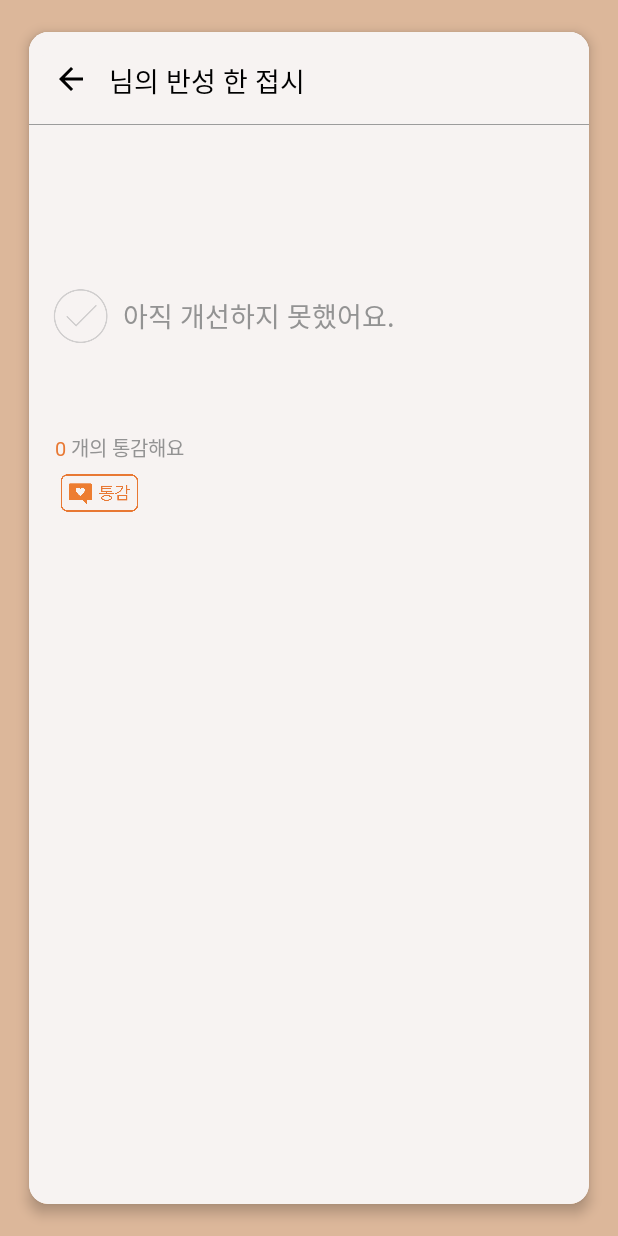
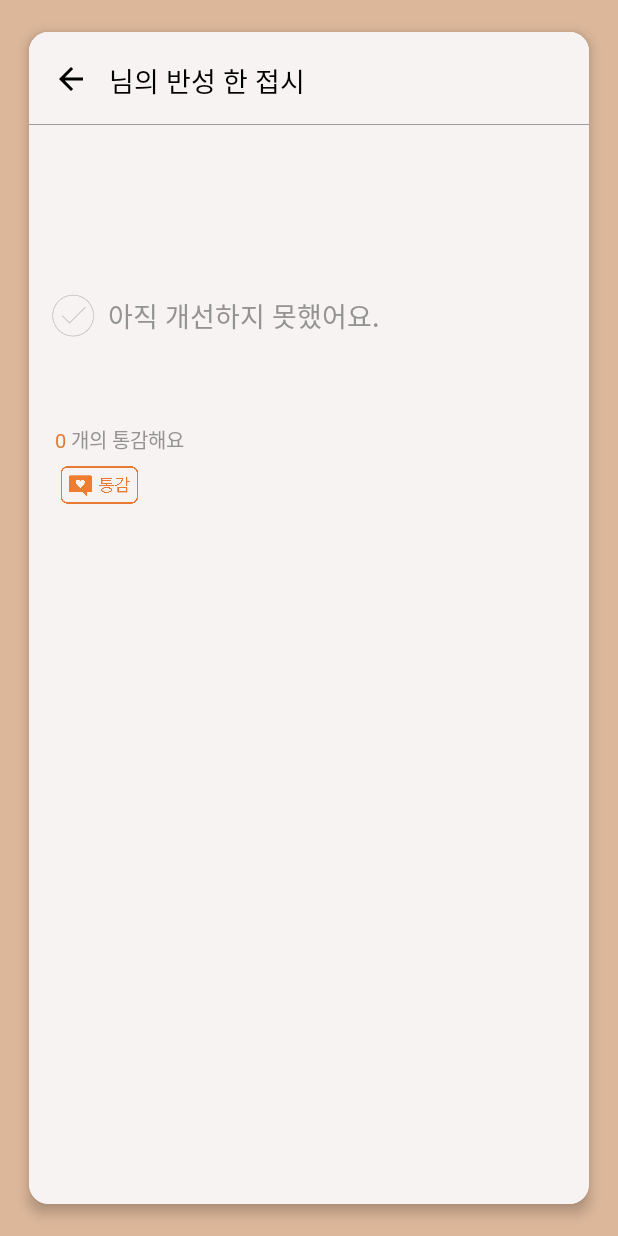
Before and after one commit to 5England/plateOfSelfReflection, an Android app: the PlateActivity screen opened directly, with no data from a screen before it, on a phone screen of 412 x 824 dp. Run offline under Robolectric (Android 15) with nearby library versions, the phone set to English and light mode, and no system bars.

Commit message:
ViewBinding -> Refactoring

```diff
--- a/app/build.gradle
+++ b/app/build.gradle
@@ -31,6 +31,10 @@ android {
     kotlinOptions {
         jvmTarget = '1.8'
     }
+    buildFeatures{
+        dataBinding = true
+        viewBinding = true
+    }
 }
 
 dependencies {
--- a/app/src/main/java/com/devwan/plateofselfreflection/FirestoreRepository.kt
+++ b/app/src/main/java/com/devwan/plateofselfreflection/FirestoreRepository.kt
@@ -83,7 +83,7 @@ class FirestoreRepository {
 
     fun uploadFeedback(snapshotId : String, feedbackText : String){
         db.collection("plate").document(snapshotId)
-            .update("feedback", feedbackText)
+            .update("feedBack", feedbackText)
             .addOnSuccessListener { Log.d(ContentValues.TAG, "DocumentSnapshot successfully updated!") }
             .addOnFailureListener { e -> Log.w(ContentValues.TAG, "Error updating document", e) }
     }
--- a/app/src/main/java/com/devwan/plateofselfreflection/Plate.kt
+++ b/app/src/main/java/com/devwan/plateofselfreflection/Plate.kt
@@ -4,7 +4,6 @@ import android.content.Intent
 import com.google.firebase.Timestamp
 import com.google.firebase.firestore.DocumentSnapshot
 import java.util.*
-import kotlin.time.days
 
 data class Plate(val nickName : String = "(익명)",
                  val title : String,
--- a/app/src/main/java/com/devwan/plateofselfreflection/PlateActivity.kt
+++ b/app/src/main/java/com/devwan/plateofselfreflection/PlateActivity.kt
@@ -2,49 +2,48 @@ package com.devwan.plateofselfreflection
 
 import androidx.appcompat.app.AppCompatActivity
 import android.os.Bundle
-import android.widget.ImageButton
-import android.widget.ImageView
-import android.widget.TextView
-import com.google.firebase.Timestamp
+import com.devwan.plateofselfreflection.databinding.ActivityPlateBinding
 
 class PlateActivity : AppCompatActivity() {
+
+    private lateinit var binding : ActivityPlateBinding
+    private var isLiked : Boolean = false
+
     override fun onCreate(savedInstanceState: Bundle?) {
         super.onCreate(savedInstanceState)
-        setContentView(R.layout.activity_plate)
+        binding = ActivityPlateBinding.inflate(layoutInflater)
+        setContentView(binding.root)
 
-        val viewNickName : TextView = findViewById(R.id.plate_nickname)
-        val viewUploadTime : TextView = findViewById(R.id.plate_uploadTime)
-        val viewTitle : TextView = findViewById(R.id.plate_title)
-        val viewMainText : TextView = findViewById(R.id.plate_mainText)
-        val viewIsOvercome : ImageView = findViewById(R.id.plate_isOvercome)
-        val viewLike : TextView = findViewById(R.id.plate_like)
-        val viewBtnLike : ImageButton = findViewById(R.id.btn_like)
-        var isLiked : Boolean = intent.getBooleanExtra("islLiked", true)
+        isLiked = intent.getBooleanExtra("isLiked", true)
+        initView()
+        initBtnLikeClickListener()
+    }
 
-        viewNickName.text = intent.getStringExtra("nickName")
-        viewUploadTime.text = intent.getStringExtra("uploadTime")
-        viewTitle.text = intent.getStringExtra("title")
-        viewMainText.text = intent.getStringExtra("mainText")
+    private fun initView(){
+        binding.textViewNickname.text = intent.getStringExtra("nickName")
+        binding.textViewUploadTime.text = intent.getStringExtra("uploadTime")
+        binding.textViewTitle.text = intent.getStringExtra("title")
+        binding.textViewMainText.text = intent.getStringExtra("mainText")
         if(intent.getBooleanExtra("isOvercome", false)){
-            viewIsOvercome.setImageResource(R.drawable.cardplate_icon_isovercome_true)
-            val viewIsOvercomeMessage : TextView = findViewById(R.id.plate_isOvercomeMessage)
-            val viewFeedBack : TextView = findViewById(R.id.plate_feedback)
-            viewIsOvercomeMessage.text = "개선이 된 반성이에요."
-            viewFeedBack.text = intent.getStringExtra("feedBack")
+            binding.imageViewIsOvercome.setImageResource(R.drawable.cardplate_icon_isovercome_true)
+            binding.textViewIsOvercomeMessage.text = "개선이 된 반성이에요."
+            binding.textViewFeedBack.text = intent.getStringExtra("feedBack")
         }
-        viewLike.text = intent.getLongExtra("like", 0).toString()
+        binding.textViewLike.text = intent.getLongExtra("like", 0).toString()
         if(isLiked){
-            viewBtnLike.setImageResource(R.drawable.plateactivity_icon_liked)
+            binding.btnLike.setImageResource(R.drawable.plateactivity_icon_liked)
         }
+    }
 
-        viewBtnLike.setOnClickListener {
-            val currentLike = viewLike.text.toString().toInt()
+    private fun initBtnLikeClickListener(){
+        binding.btnLike.setOnClickListener {
+            val currentLike = binding.textViewLike.text.toString().toInt()
             if(isLiked){
-                viewBtnLike.setImageResource(R.drawable.plateactivity_icon_notliked)
-                viewLike.text = (currentLike - 1).toString()
+                binding.btnLike.setImageResource(R.drawable.plateactivity_icon_notliked)
+                binding.textViewLike.text = (currentLike - 1).toString()
             }else{
-                viewBtnLike.setImageResource(R.drawable.plateactivity_icon_liked)
-                viewLike.text = (currentLike + 1).toString()
+                binding.btnLike.setImageResource(R.drawable.plateactivity_icon_liked)
+                binding.textViewLike.text = (currentLike + 1).toString()
             }
             isLiked = !isLiked
         }
--- a/app/src/main/res/layout/activity_main.xml
+++ b/app/src/main/res/layout/activity_main.xml
@@ -15,7 +15,7 @@
     </FrameLayout>
 
     <com.google.android.material.bottomnavigation.BottomNavigationView
-        android:id="@+id/bnv_main"
+        android:id="@+id/bottomNavigationView"
         android:layout_width="match_parent"
         android:layout_height="60dp"
         android:background="@color/brown3"
--- a/app/src/main/res/layout/activity_plate.xml
+++ b/app/src/main/res/layout/activity_plate.xml
@@ -38,14 +38,14 @@
                 android:paddingBottom="8dp">
 
                 <ImageButton
-                    android:id="@+id/btn_finish_activity"
+                    android:id="@+id/btnFinishActivity"
                     android:layout_width="wrap_content"
                     android:layout_height="wrap_content"
                     android:backgroundTint="@color/brown1"
                     app:srcCompat="@drawable/uploadactivity_icon_backbutton" />
 
                 <TextView
-                    android:id="@+id/plate_nickname"
+                    android:id="@+id/textView_nickname"
                     android:layout_width="wrap_content"
                     android:layout_height="wrap_content"
                     android:layout_marginTop="8dp"
@@ -68,7 +68,7 @@
                     android:textSize="18dp" />
 
                 <TextView
-                    android:id="@+id/plate_uploadTime"
+                    android:id="@+id/textView_uploadTime"
                     android:layout_width="wrap_content"
                     android:layout_height="wrap_content"
                     android:layout_marginTop="8dp"
@@ -92,7 +92,7 @@
                 android:padding="15dp">
 
                 <TextView
-                    android:id="@+id/plate_title"
+                    android:id="@+id/textView_title"
                     android:layout_width="match_parent"
                     android:layout_height="wrap_content"
                     android:layout_marginBottom="15dp"
@@ -102,12 +102,11 @@
                     android:textSize="22dp" />
 
                 <TextView
-                    android:id="@+id/plate_mainText"
+                    android:id="@+id/textView_mainText"
                     android:layout_width="match_parent"
                     android:layout_height="wrap_content"
-                    android:layout_marginBottom="25dp"
+                    android:layout_marginBottom="30dp"
                     android:fontFamily="@font/spo_regular"
-                    android:singleLine="true"
                     android:text="내용"
                     android:textColor="@color/black"
                     android:textSize="14dp" />
@@ -119,15 +118,15 @@
                     android:orientation="horizontal">
 
                     <ImageView
-                        android:id="@+id/plate_isOvercome"
-                        android:layout_width="45dp"
-                        android:layout_height="45dp"
+                        android:id="@+id/imageView_isOvercome"
+                        android:layout_width="35dp"
+                        android:layout_height="35dp"
                         android:layout_marginRight="2dp"
                         android:paddingLeft="-7dp"
                         android:src="@drawable/cardplate_icon_isovercome_false" />
 
                     <TextView
-                        android:id="@+id/plate_isOvercomeMessage"
+                        android:id="@+id/textView_isOvercomeMessage"
                         android:layout_width="wrap_content"
                         android:layout_height="wrap_content"
                         android:layout_gravity="center_vertical"
@@ -139,12 +138,12 @@
                 </LinearLayout>
 
                 <TextView
-                    android:id="@+id/plate_feedback"
-                    android:layout_width="match_parent"
+                    android:id="@+id/textView_feedBack"
+                    android:layout_width="wrap_content"
                     android:layout_height="wrap_content"
                     android:layout_marginBottom="20dp"
                     android:fontFamily="@font/spo_regular"
-                    android:singleLine="true"
+                    android:text=""
                     android:textColor="@color/black"
                     android:textSize="14dp" />
 
@@ -156,7 +155,7 @@
                     android:orientation="horizontal">
 
                     <TextView
-                        android:id="@+id/plate_like"
+                        android:id="@+id/textView_like"
                         android:layout_width="wrap_content"
                         android:layout_height="wrap_content"
                         android:textSize="13dp"
--- a/app/src/main/res/layout/activity_upload_feedback.xml
+++ b/app/src/main/res/layout/activity_upload_feedback.xml
@@ -15,7 +15,7 @@
         android:orientation="horizontal">
 
         <ImageButton
-            android:id="@+id/btn_finish_feedback_activity"
+            android:id="@+id/btn_finishActivity"
             android:layout_width="wrap_content"
             android:layout_height="wrap_content"
             android:backgroundTint="@color/brown1"
@@ -33,7 +33,7 @@
             android:text="후기 작성" />
 
         <TextView
-            android:id="@+id/btn_upload_feedback"
+            android:id="@+id/btn_uploadFeedback"
             android:layout_width="wrap_content"
             android:layout_height="wrap_content"
             android:layout_marginTop="9dp"
@@ -60,7 +60,7 @@
             android:orientation="vertical">
 
             <EditText
-                android:id="@+id/edit_feedback_text"
+                android:id="@+id/editText_feedback"
                 android:layout_width="match_parent"
                 android:layout_height="wrap_content"
                 android:layout_marginLeft="15dp"
--- a/app/src/main/res/layout/fragment_all_plate.xml
+++ b/app/src/main/res/layout/fragment_all_plate.xml
@@ -65,7 +65,6 @@
     </androidx.swiperefreshlayout.widget.SwipeRefreshLayout>
 
     <TextView
-        android:id="@+id/textView2"
         android:layout_width="match_parent"
         android:layout_height="wrap_content"
         android:gravity="center"
```
Also changed, not shown: app/src/main/java/com/devwan/plateofselfreflection/AllPlateFragment.kt (+39 -35 lines), app/src/main/java/com/devwan/plateofselfreflection/HomeFragment.kt (+12 -11 lines), app/src/main/java/com/devwan/plateofselfreflection/MainActivity.kt (+10 -6 lines), app/src/main/java/com/devwan/plateofselfreflection/MyPlateFragment.kt (+23 -17 lines), app/src/main/java/com/devwan/plateofselfreflection/UpdatePlateActivity.kt (+21 -15 lines), app/src/main/java/com/devwan/plateofselfreflection/UploadFeedbackActivity.kt (+13 -8 lines), app/src/main/java/com/devwan/plateofselfreflection/UploadPlateActivity.kt (+15 -10 lines), app/src/main/res/layout/activity_upload_plate.xml (+4 -4 lines).
